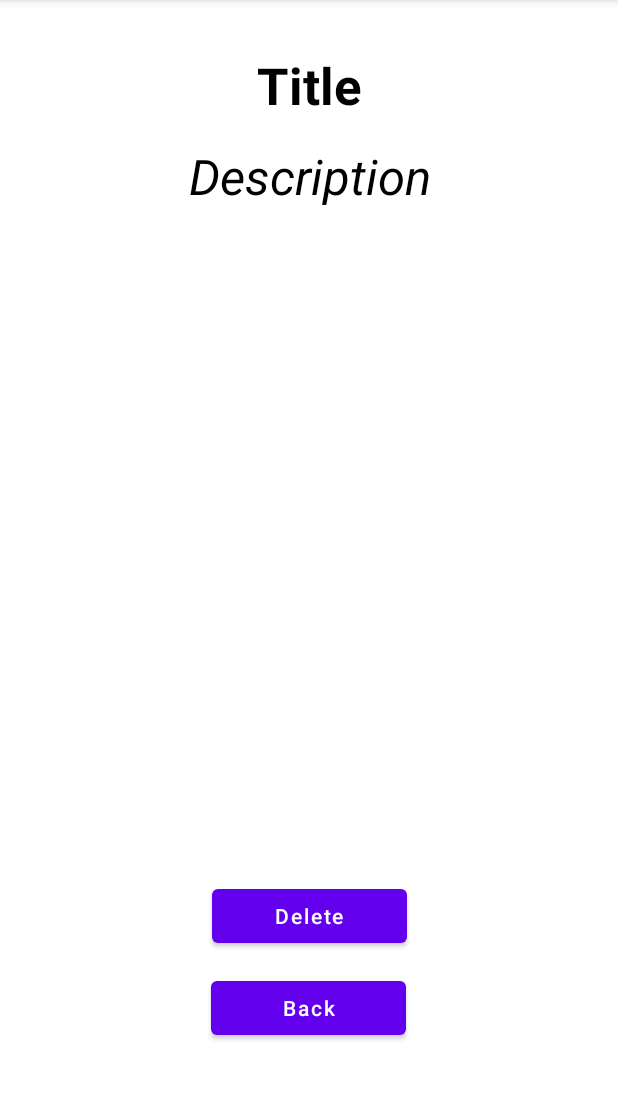
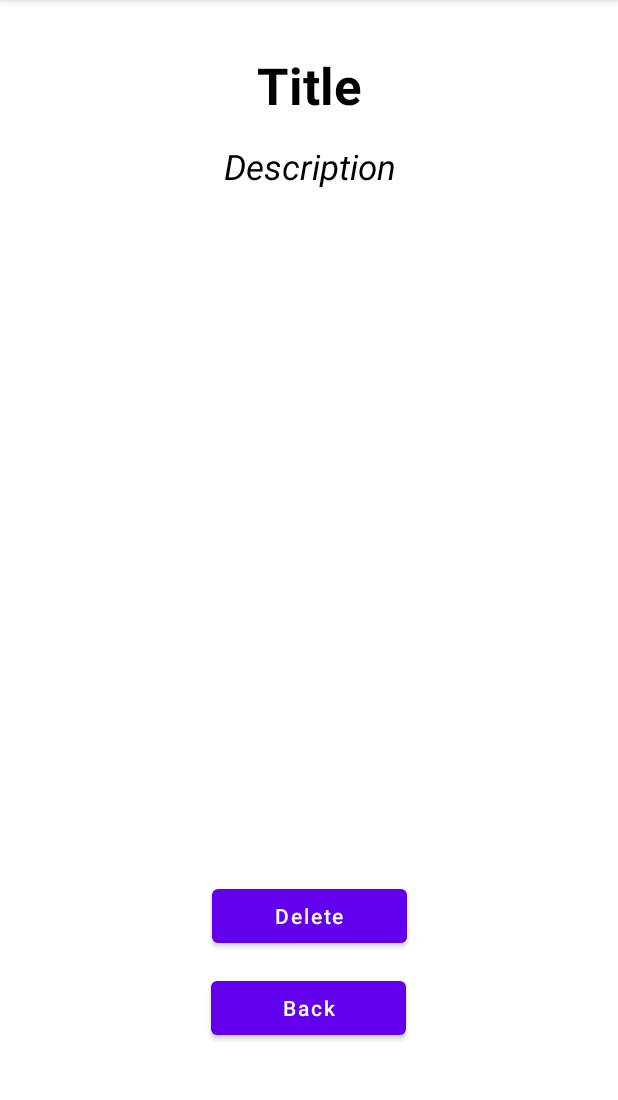
Before and after one commit to SahibMobDev/ToDooApp, an Android app: the DetailFragment screen opened through its navigation route, on a phone screen of 412 x 824 dp, the part 84-1184 px from its top. Run offline under Robolectric (Android 15) with nearby library versions, the phone set to English and light mode, and no system bars; our stand-ins replace Room's generated code, sdp/ssp sizes; 4 statements that could not run were skipped.

Commit message:
Update fragment_detail.xml

```diff
--- a/app/src/main/res/layout/fragment_detail.xml
+++ b/app/src/main/res/layout/fragment_detail.xml
@@ -26,7 +26,7 @@
         android:layout_marginTop="16dp"
         android:text="Description"
         android:textColor="@color/black"
-        android:textSize="@dimen/_25sdp"
+        android:textSize="@dimen/_18sdp"
         android:textStyle="italic"
         app:layout_constraintEnd_toEndOf="@+id/tv_title_detail"
         app:layout_constraintStart_toStartOf="@+id/tv_title_detail"
```
